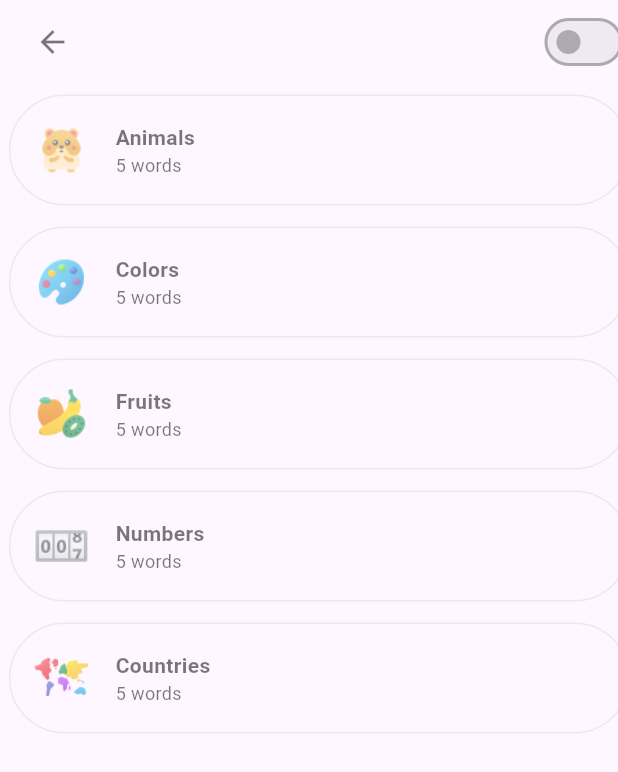
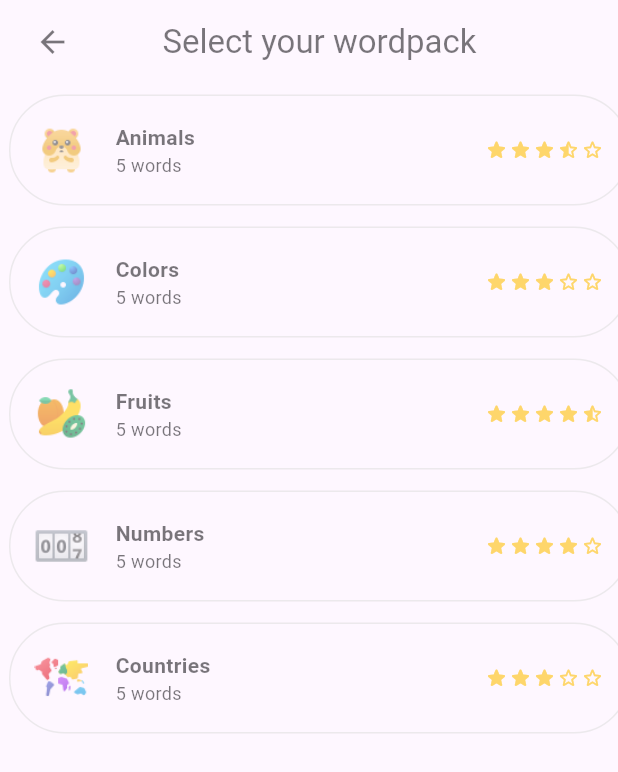
Before and after one commit to CREATRS/hang_the_pinata, a Flutter app: the screen it shows after launch, after a tap on "Let's play!", on a phone screen of 412 x 824 dp. Shown: the top 772 px of the screen. Run offline on Flutter 3.47's test engine with Material 3 defaults, Android fonts, the phone set to English and light mode, and no system bars; our stand-ins replace cached_network_image, dio, get, hive, hive_flutter, lottie and 1 more; accounts and stored records are empty.

Commit message:
Wrap each page with their own scaffold

```diff
--- a/lib/main.dart
+++ b/lib/main.dart
@@ -3,11 +3,11 @@ import 'package:flutter/material.dart';
 import 'package:get/get.dart';
 import 'package:hive_flutter/hive_flutter.dart';
 
+import 'package:hang_the_pinata/backend/models/wordpack.dart';
 import 'package:hang_the_pinata/screens/select_wordpack.dart';
 import 'screens/hangman_game.dart';
 import 'screens/home.dart';
 import 'utils/constants.dart';
-import 'utils/themes.dart';
 
 void main() async {
   await Hive.initFlutter();
@@ -32,7 +32,7 @@ Route<dynamic> _router(RouteSettings settings) {
   late Widget screen;
   switch (settings.name) {
     case Routes.game:
-      screen = const HangmanGame();
+      screen = HangmanGame(wordPack: settings.arguments as WordPack);
       break;
     case Routes.home:
       screen = const Home();
@@ -44,18 +44,7 @@ Route<dynamic> _router(RouteSettings settings) {
       throw Exception('Invalid route: ${settings.name}');
   }
   return MaterialPageRoute<dynamic>(
-    builder: (_) => Scaffold(
-      appBar: AppBar(
-        actions: [
-          Switch(
-            value: Get.isDarkMode,
-            onChanged: (bool value) =>
-                Get.changeTheme(Get.isDarkMode ? lightTheme : darkTheme),
-          ),
-        ],
-      ),
-      body: screen,
-    ),
+    builder: (_) => screen,
     settings: settings,
   );
 }
--- a/lib/screens/hangman_game.dart
+++ b/lib/screens/hangman_game.dart
@@ -1,15 +1,18 @@
 import 'package:flutter/material.dart';
 
+import 'package:hang_the_pinata/backend/models/wordpack.dart';
 import 'package:hang_the_pinata/widgets/hangman.dart';
 
 class HangmanGame extends StatelessWidget {
-  const HangmanGame({super.key});
+  const HangmanGame({super.key, required this.wordPack});
+  final WordPack wordPack;
 
   @override
   Widget build(BuildContext context) {
     HangMan hangman = const HangMan();
-    return Center(
-      child: Column(
+    return Scaffold(
+      appBar: AppBar(title: Text(wordPack.name)),
+      body: Column(
         children: [
           hangman,
           Row(
--- a/lib/screens/home.dart
+++ b/lib/screens/home.dart
@@ -6,20 +6,15 @@ import 'package:hang_the_pinata/utils/constants.dart';
 import 'package:hang_the_pinata/widgets/components/button.dart';
 import 'package:hang_the_pinata/widgets/components/logo.dart';
 
-class Home extends StatefulWidget {
+class Home extends StatelessWidget {
   const Home({super.key});
 
-  @override
-  State<Home> createState() => _HomeState();
-}
-
-class _HomeState extends State<Home> {
   @override
   Widget build(BuildContext context) {
     RoundedLoadingButtonController controller =
         RoundedLoadingButtonController();
-    return SafeArea(
-      child: Column(
+    return Scaffold(
+      body: Column(
         children: [
           const Spacer(flex: 2),
           const Text('Hang The Piñata', style: TextStyles.h1),
--- a/lib/screens/select_wordpack.dart
+++ b/lib/screens/select_wordpack.dart
@@ -3,6 +3,7 @@ import 'package:flutter/material.dart';
 import 'package:hang_the_pinata/backend/models/wordpack.dart';
 import 'package:hang_the_pinata/backend/services/api.dart';
 import 'package:hang_the_pinata/utils/constants.dart';
+import 'package:hang_the_pinata/widgets/components/button.dart';
 import 'package:hang_the_pinata/widgets/components/cached_or_asset_image.dart';
 import 'package:hang_the_pinata/widgets/components/selectable_item.dart';
 
@@ -19,7 +20,12 @@ class _SelectWordpackState extends State<SelectWordpack> {
 
   @override
   Widget build(BuildContext context) {
-      return FutureBuilder(
+    return Scaffold(
+      appBar: AppBar(
+        title: const Text('Select your wordpack'),
+        centerTitle: true,
+      ),
+      body: FutureBuilder(
         future: loaded ? null : Api.getWordPacks(),
         builder: (context, AsyncSnapshot<List<WordPack>> snapshot) {
           if (!snapshot.hasData) {
@@ -37,10 +43,42 @@ class _SelectWordpackState extends State<SelectWordpack> {
                 color: AppColors.orange,
                 leading: CachedOrAssetImage(wordPack.image),
                 alwaysShowTrailing: true,
+                trailing: Row(
+                  children: List.generate(
+                    5,
+                    (index) => Icon(
+                      index + 1 <= wordPack.rating
+                          ? Icons.star_rounded
+                          : index + .5 < wordPack.rating
+                              ? Icons.star_half_rounded
+                              : Icons.star_border_rounded,
+                      color: Colors.amber,
+                      size: 16,
+                    ),
+                  ),
+                ),
+                onTap: () => setState(() => selectedWordpack = wordPack),
+                selected: selectedWordpack?.id == wordPack.id,
               );
             },
           );
         },
+      ),
+      bottomNavigationBar: selectedWordpack != null
+          ? Padding(
+              padding: const EdgeInsets.only(bottom: 32),
+              child: Button(
+                onPressed: () => Navigator.pushNamed(
+                  context,
+                  Routes.game,
+                  arguments: selectedWordpack,
+                ),
+                text: 'Play',
+                autoAnimate: true,
+              ),
+            )
+          : null,
+      extendBody: true,
     );
   }
 }
```
Lines whose indentation alone changed are shown as unchanged.
